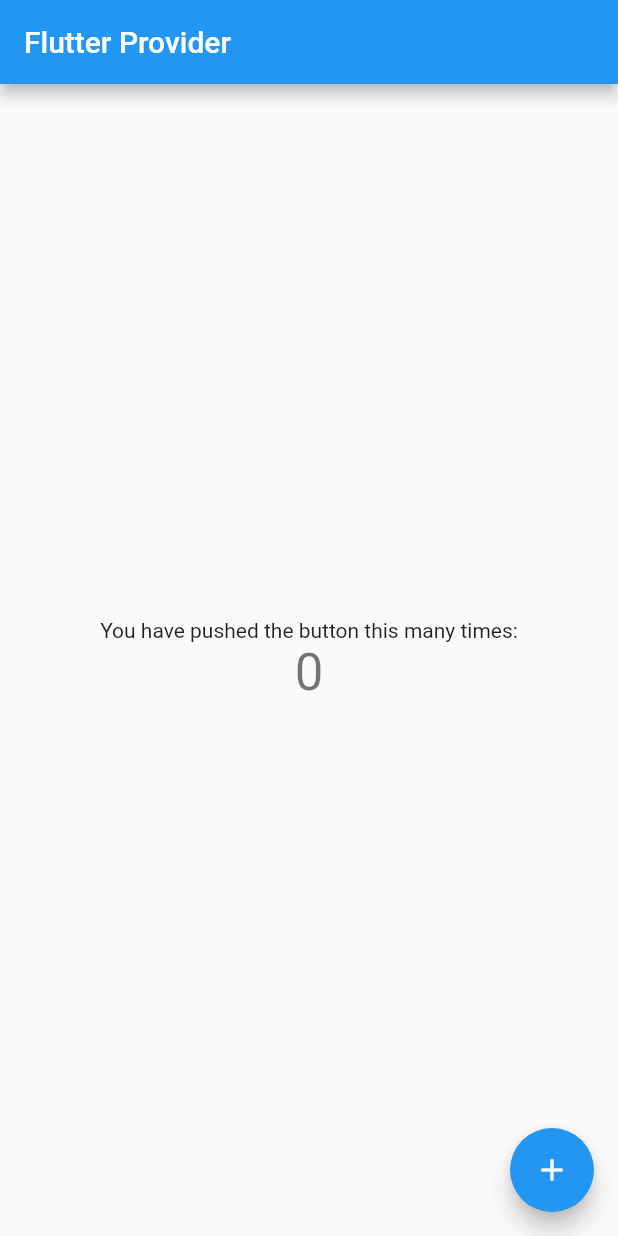
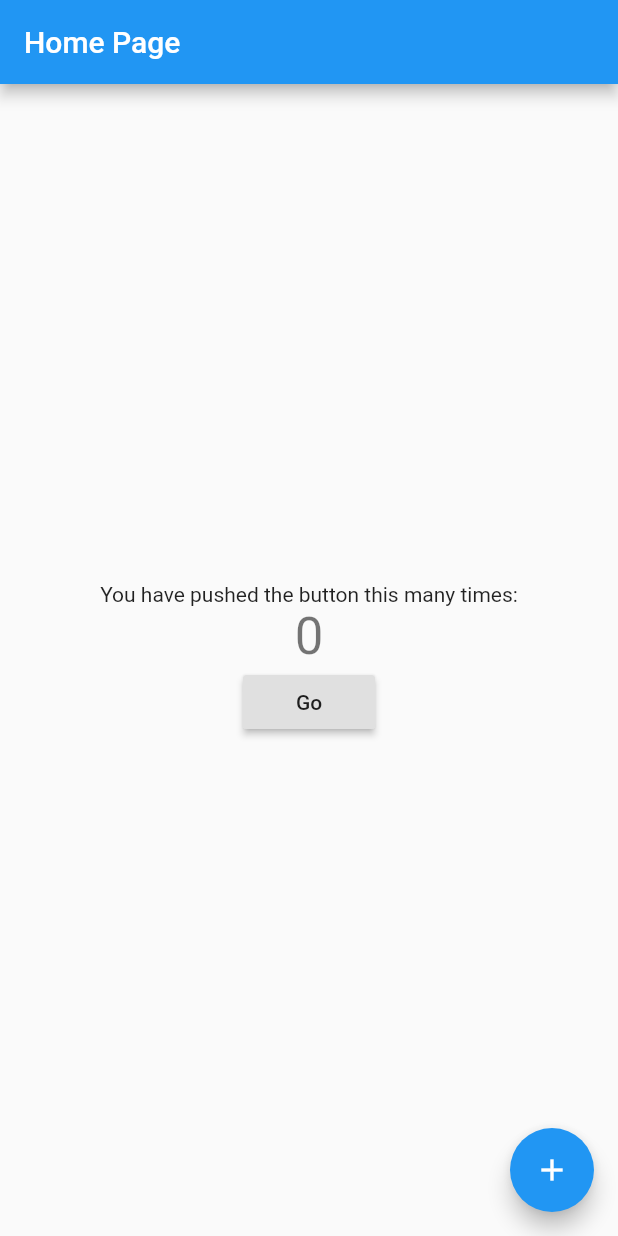
Before and after one commit to mengzhou44/flutter_provider, a Flutter app: the screen it shows after launch, on a phone screen of 412 x 824 dp. Run offline on Flutter 3.47's test engine with Material 2 defaults, Android fonts, the phone set to English and light mode, and no system bars.

Commit message:
provider data shared among page widgets

```diff
--- a/lib/main.dart
+++ b/lib/main.dart
@@ -1,11 +1,12 @@
 import 'package:flutter/material.dart';
 import 'package:provider/provider.dart';
 import 'counter.dart';
+import 'new-page.dart';
 
-void main() => runApp(MyApp());
+void main() => runApp(ChangeNotifierProvider<Counter>(
+    builder: (_) => Counter(0), child: MyApp()));
 
 class MyApp extends StatelessWidget {
-
   @override
   Widget build(BuildContext context) {
     return MaterialApp(
@@ -13,10 +14,11 @@ class MyApp extends StatelessWidget {
       theme: ThemeData(
         primarySwatch: Colors.blue,
       ),
-      home: ChangeNotifierProvider<Counter>(
-        builder: (_) => Counter(0),
-        child: MyHomePage(),
-      ),
+      initialRoute: '/',
+      routes: {
+        '/': (context) => MyHomePage(),
+        '/new': (context) => NewPage(),
+      },
     );
   }
 }
@@ -27,7 +29,7 @@ class MyHomePage extends StatelessWidget {
     final counter = Provider.of<Counter>(context);
     return Scaffold(
         appBar: AppBar(
-          title: Text('Flutter Provider'),
+          title: Text('Home Page'),
         ),
         body: Center(
           child: Column(
@@ -40,6 +42,12 @@ class MyHomePage extends StatelessWidget {
                 '${counter.getCounter()}',
                 style: Theme.of(context).textTheme.display1,
               ),
+              RaisedButton(
+                child: Text('Go'),
+                onPressed: () {
+                  Navigator.pushNamed(context, '/new');
+                },
+              )
             ],
           ),
         ),
```
Also changed, not shown: lib/new-page.dart (added, +25 -0 lines).
